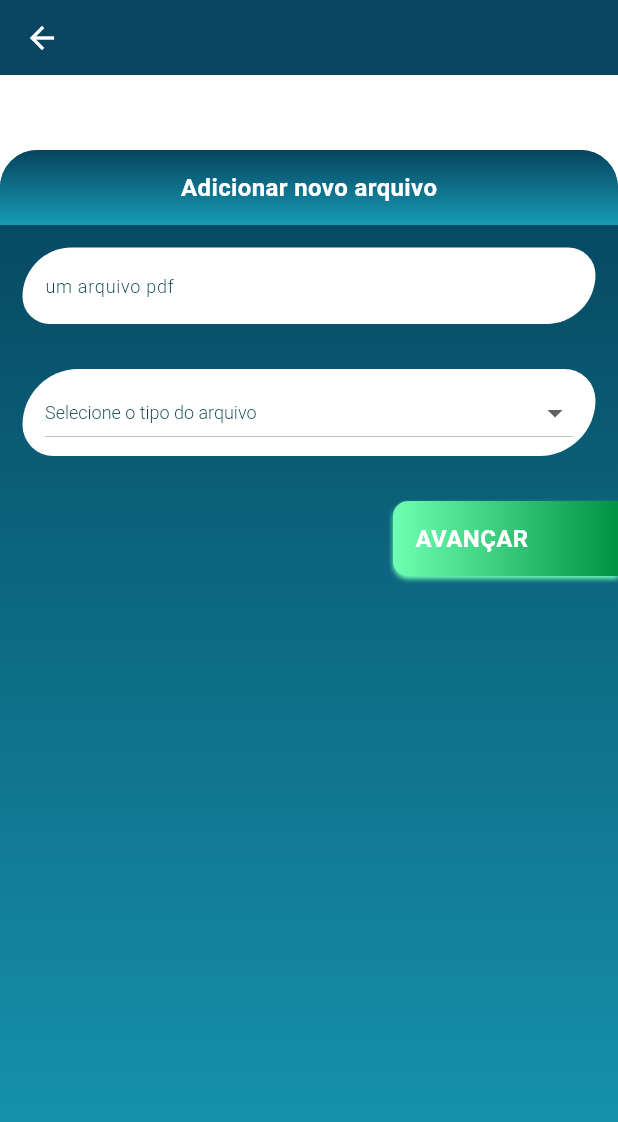
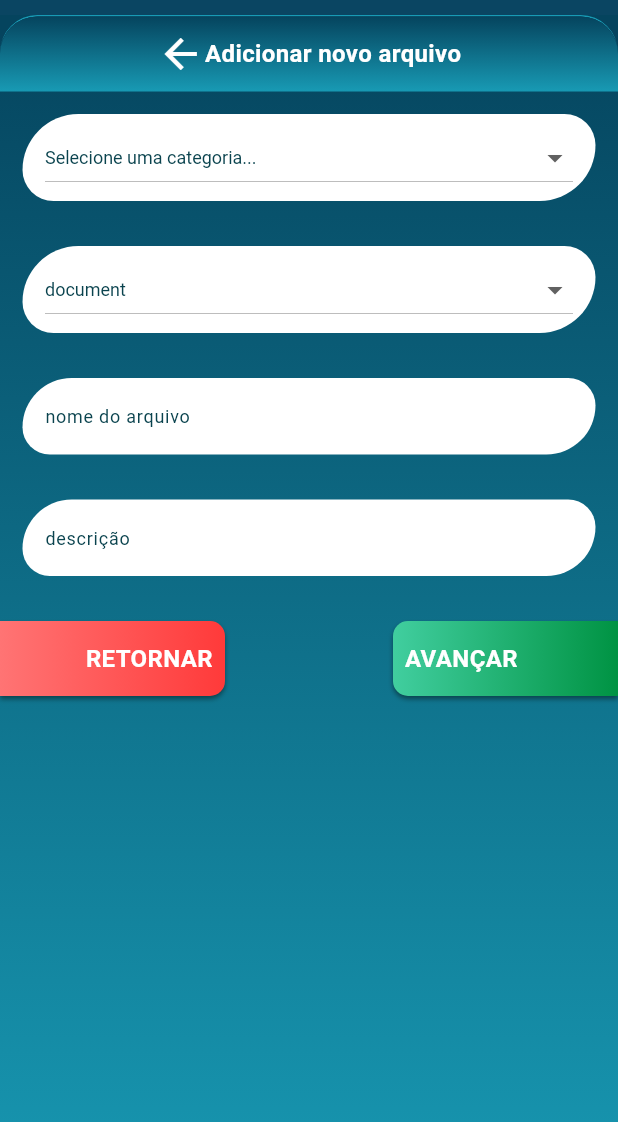
Before and after one commit to alexandrofuchs/autogen_registry_app, a Flutter app: the screen it shows after launch, after a tap on "Adicionar novo arquivo", on a phone screen of 412 x 824 dp. Shown: the top 1122 px of the screen. Run offline on Flutter 3.47's test engine with Material 3 defaults, Android fonts, the phone set to English and light mode, and no system bars; our stand-ins replace camera, equatable, flutter_animate, get_it, image_picker, permission_handler and 2 more.

Commit message:
new registry page: [text fields, select fields, actions]

```diff
--- a/lib/core/theme/app_colors.dart
+++ b/lib/core/theme/app_colors.dart
@@ -8,28 +8,8 @@ abstract class AppColors {
   static const Color secundaryColor = Color(0xffffffff);
 
   static const Color greenDark = Color(0xff009343);
-  static const Color greenLight = Color(0xff70FFB2);
+  static const Color greenLight = Color(0xff41ce9f);
 
   static const Color orangeDark = Color(0xffFF3A3A);
   static const Color orangeLight = Color(0xffFF7474);
 }
-
-abstract class AppGradients {
-  static const LinearGradient primaryColors = LinearGradient(
-    colors: [
-      Color(0xff05445E),
-      Color(0xff189AB4),
-    ],
-    begin: Alignment.topCenter,
-    end: Alignment.bottomCenter,
-  );
-
-  static const LinearGradient actionColors = LinearGradient(
-    colors: [
-      Color(0xff70FFB2),
-      Color(0xff009343),
-    ],
-    begin: Alignment.centerLeft,
-    end: Alignment.centerRight,
-  );
-}
--- /dev/null
+++ b/lib/core/theme/app_gradients.dart
@@ -0,0 +1,31 @@
+import 'package:flutter/material.dart';
+import 'package:plain_registry_app/core/theme/app_colors.dart';
+
+abstract class AppGradients {
+  static const LinearGradient primaryColors = LinearGradient(
+    colors: [
+      AppColors.primaryColor,
+      AppColors.primaryColorLight
+    ],
+    begin: Alignment.topCenter,
+    end: Alignment.bottomCenter,
+  );
+
+  static const LinearGradient positiveActionColors = LinearGradient(
+    colors: [
+      AppColors.greenLight,
+      AppColors.greenDark,
+    ],
+    begin: Alignment.centerLeft,
+    end: Alignment.centerRight,
+  );
+
+  static const LinearGradient negativeActionColors = LinearGradient(
+    colors: [
+      AppColors.orangeLight,
+      AppColors.orangeDark,
+    ],
+    begin: Alignment.centerLeft,
+    end: Alignment.centerRight,
+  );
+}
--- a/lib/core/theme/app_text_styles.dart
+++ b/lib/core/theme/app_text_styles.dart
@@ -4,7 +4,7 @@ import 'package:plain_registry_app/core/theme/app_colors.dart';
 abstract class AppTextStyles {
   static const TextStyle titleStyleLarge = TextStyle(color: AppColors.primaryColorDark, fontSize: 18, fontWeight: FontWeight.w500);
   static const TextStyle titleStyleMedium = TextStyle(color: AppColors.primaryColorDark, fontSize: 16, fontWeight: FontWeight.w400);
-  static const TextStyle titleStyleSmall = TextStyle(color: AppColors.primaryColorDark, fontSize: 14, fontWeight: FontWeight.w300);
+  static const TextStyle titleStyleSmall = TextStyle(color: AppColors.primaryColorDark, fontSize: 14, fontWeight: FontWeight.w400);
 
   static const TextStyle labelStyleLarge = TextStyle(color: AppColors.secundaryColor, fontSize: 16, fontWeight: FontWeight.w600);
   static const TextStyle labelStyleMedium = TextStyle(color: AppColors.secundaryColor, fontSize: 14, fontWeight: FontWeight.w500);
@@ -12,5 +12,5 @@ abstract class AppTextStyles {
 
   static const TextStyle bodyStyleLarge = TextStyle(color: AppColors.primaryColorDark, fontSize: 16, fontWeight: FontWeight.w500);
   static const TextStyle bodyStyleMedium = TextStyle(color: AppColors.primaryColorDark, fontSize: 14, fontWeight: FontWeight.w400);
-  static const TextStyle bodyStyleSmall = TextStyle(color: AppColors.primaryColorDark, fontSize: 12, fontWeight: FontWeight.w300);
+  static const TextStyle bodyStyleSmall = TextStyle(color: AppColors.primaryColorDark, fontSize: 12, fontWeight: FontWeight.w400);
 }
--- a/lib/core/widgets/appbar/appbar_widgets.dart
+++ b/lib/core/widgets/appbar/appbar_widgets.dart
@@ -1,5 +1,6 @@
 import 'package:flutter/material.dart';
 import 'package:plain_registry_app/core/theme/app_colors.dart';
+import 'package:plain_registry_app/core/theme/app_gradients.dart';
 import 'package:plain_registry_app/core/theme/app_text_styles.dart';
 
 mixin AppbarWidgets {
--- a/lib/core/widgets/common/common_widgets.dart
+++ b/lib/core/widgets/common/common_widgets.dart
@@ -1,5 +1,6 @@
 import 'package:flutter/material.dart';
 import 'package:plain_registry_app/core/theme/app_colors.dart';
+import 'package:plain_registry_app/core/theme/app_gradients.dart';
 import 'package:plain_registry_app/core/theme/app_text_styles.dart';
 
 mixin CommonWidgets {
@@ -151,8 +152,8 @@ mixin CommonWidgets {
         ),
       );
 
-  Widget actionButton(String label, Function() action, bool enable) => Align(
-        alignment: Alignment.centerRight,
+  Widget positiveActionButton(String label, Function() action, {bool enable = true}) => Align(
+        alignment: Alignment.center,
         child: GestureDetector(
           onTap: enable ? action : null,
           child: Container(
@@ -160,18 +161,20 @@ mixin CommonWidgets {
             decoration: const BoxDecoration(
               boxShadow: [
                 BoxShadow(
-                  color: AppColors.greenLight,
+                  color: AppColors.primaryColorDark,
                   offset: Offset(0, 2),
                   spreadRadius: 0,
                   blurRadius: 2,
                 )
               ],
-              gradient: AppGradients.actionColors,
+              gradient: AppGradients.positiveActionColors,
               borderRadius: BorderRadius.only(
+                topRight: Radius.circular(0),
+                bottomRight: Radius.circular(0),
                   topLeft: Radius.circular(10),
                   bottomLeft: Radius.circular(10)),
             ),
-            padding: const EdgeInsets.only(left: 15),
+            padding: const EdgeInsets.only(left: 8),
             width: 150,
             height: 50,
             child: Text(
@@ -185,6 +188,42 @@ mixin CommonWidgets {
           ),
         ),
       );
+
+   Widget negativeActionButton(String label, Function() action, {bool enable = true}) => Align(
+        alignment: Alignment.center,
+        child: GestureDetector(
+          onTap: enable ? action : null,
+          child: Container(
+            alignment: Alignment.centerRight,
+            decoration: const BoxDecoration(
+              boxShadow: [
+                BoxShadow(
+                  color: AppColors.primaryColorDark,
+                  offset: Offset(0, 2),
+                  spreadRadius: 0,
+                  blurRadius: 2,
+                )
+              ],
+              gradient: AppGradients.negativeActionColors,
+              borderRadius: BorderRadius.only(
+                topRight: Radius.circular(10),
+                bottomRight: Radius.circular(10),
+                  topLeft: Radius.circular(0),
+                  bottomLeft: Radius.circular(0)),
+            ),
+            padding: const EdgeInsets.only(right: 8),
+            width: 150,
+            height: 50,
+            child: Text(
+              label,
+              style: AppTextStyles.labelStyleLarge.copyWith(
+                  color: Colors.white),
+              textAlign: TextAlign.center,
+            ),
+          ),
+        ),
+      );
+
 
   Widget titleDot(String text) => SizedBox(
         height: 50,
--- a/lib/workflow/home/presenter/pages/media/media_home_page.dart
+++ b/lib/workflow/home/presenter/pages/media/media_home_page.dart
@@ -1,6 +1,7 @@
 import 'package:flutter/material.dart';
 import 'package:flutter_animate/flutter_animate.dart';
 import 'package:plain_registry_app/core/theme/app_colors.dart';
+import 'package:plain_registry_app/core/theme/app_gradients.dart';
 import 'package:plain_registry_app/core/theme/app_text_styles.dart';
 import 'package:plain_registry_app/core/widgets/appbar/appbar_widgets.dart';
 import 'package:plain_registry_app/workflow/home/domain/models/loaded_file.dart';
@@ -39,7 +40,6 @@ class _MediaHomeState extends State<MediaHomePage>
         itemType = RegistryType.video;
         break;
     }
-
   }
 
   Widget button(IconData icon, String label, Function() action) => Container(
--- a/lib/workflow/home/presenter/pages/new_registry_page.dart
+++ b/lib/workflow/home/presenter/pages/new_registry_page.dart
@@ -1,12 +1,14 @@
 import 'package:flutter/material.dart';
 import 'package:plain_registry_app/core/theme/app_colors.dart';
+import 'package:plain_registry_app/core/theme/app_gradients.dart';
 import 'package:plain_registry_app/core/theme/app_text_styles.dart';
 import 'package:plain_registry_app/core/widgets/appbar/appbar_widgets.dart';
 import 'package:plain_registry_app/core/widgets/common/common_widgets.dart';
 import 'package:plain_registry_app/workflow/home/domain/models/registry_model.dart';
 import 'package:plain_registry_app/workflow/home/presenter/pages/media/media_home_page.dart';
-import 'package:plain_registry_app/workflow/home/presenter/pages/widgets/new_registry_widget.dart';
+import 'package:plain_registry_app/workflow/home/presenter/providers/registries_provider.dart';
 import 'package:plain_registry_app/workflow/root/app_router.dart';
+import 'package:provider/provider.dart';
 
 class NewRegistryPage extends StatefulWidget {
   const NewRegistryPage({super.key});
@@ -16,25 +18,87 @@ class NewRegistryPage extends StatefulWidget {
 }
 
 class _NewRegistryPageState extends State<NewRegistryPage>
-    with CommonWidgets, AppbarWidgets, NewRegistryWidget {
-  final _options = [
-    'Selecione o tipo do arquivo',
-    'Um',
-    'Dois',
-    'Tres',
-  ];
+    with CommonWidgets, AppbarWidgets {
+  late final List<String> _fileTypeOptions;
+
+  late final List<String> _categories;
+
+  late final ValueNotifier<int> _selectedCategoryIndex;
+  late final ValueNotifier<int> _selectedFileTypeIndex;
+
+  late final TextEditingController _descriptionController;
+  late final TextEditingController _filenameController;
+  late final TextEditingController _categoryController;
 
   @override
   void initState() {
-    selectedFileType = ValueNotifier(0);
+    _selectedCategoryIndex = ValueNotifier(0);
+    _selectedFileTypeIndex = ValueNotifier(0);
+
+    _categories = [
+      'Selecione uma categoria...',
+      'Nova categoria',
+      ...context
+          .read<RegistriesProvider>()
+          .categories!
+          .map<String>((e) => e.name)
+    ];
+
+    _fileTypeOptions = RegistryType.values.map((e) => e.value).toList();
+
+    _categoryController = TextEditingController();
+    _filenameController = TextEditingController();
+    _descriptionController = TextEditingController();
+
     super.initState();
   }
 
   @override
   void dispose() {
-    selectedFileType.dispose();
+    _selectedFileTypeIndex.dispose();
+    _selectedCategoryIndex.dispose();
+    _descriptionController.dispose();
+    _categoryController.dispose();
+    _filenameController.dispose();
     super.dispose();
   }
+
+  void createFileAction() {
+    Navigator.push(
+        context,
+        AppRouter.createRoute(MediaHomePage(
+            model: RegistryModel(
+                filename: 'filename',
+                description: 'Um novo arquivo',
+                category: 'treinos',
+                dateTime: DateTime.now(),
+                type: RegistryType.image))));
+  }
+
+  Widget selectFields(
+          List<String> options, ValueNotifier<int> selectedFileType) =>
+      fieldContainer(
+          child: ValueListenableBuilder(
+              valueListenable: selectedFileType,
+              builder: (context, value, child) => DropdownButton<int>(
+                    padding: const EdgeInsets.only(
+                        left: 15, right: 15, top: 5, bottom: 05),
+                    elevation: 1,
+                    alignment: Alignment.centerRight,
+                    isExpanded: true,
+                    value: selectedFileType.value,
+                    style: AppTextStyles.bodyStyleSmall,
+                    items: options
+                        .map<DropdownMenuItem<int>>((e) => DropdownMenuItem(
+                              value: options.indexOf(e),
+                              child: Text(e),
+                            ))
+                        .toList(),
+                    onChanged: (value) {
+                      if (value == null) return;
+                      selectedFileType.value = value;
+                    },
+                  )));
 
   Widget addNewFileButtomHeader() => Container(
         decoration: const BoxDecoration(
@@ -45,23 +109,39 @@ class _NewRegistryPageState extends State<NewRegistryPage>
         ),
         height: 50,
         alignment: Alignment.center,
-        child: const Text(
-          'Adicionar novo arquivo',
-          style: AppTextStyles.labelStyleLarge,
+        child: const Row(
+          mainAxisAlignment: MainAxisAlignment.center,
+          children: [
+            Icon(Icons.arrow_back, color: AppColors.secundaryColor,),
+            Text(
+              'Adicionar novo arquivo',
+              style: AppTextStyles.labelStyleLarge,
+            ),
+          ],
         ),
       );
+
+  Widget categoryTextField() => ValueListenableBuilder(
+      valueListenable: _selectedCategoryIndex,
+      builder: (context, value, child) => value == 1
+          ? textField('nome da categoria', _categoryController)
+          : const SizedBox());
 
   @override
   Widget build(BuildContext context) {
     return Scaffold(
-      appBar: AppBar(),
+      appBar: AppBar(toolbarHeight: 10),
       resizeToAvoidBottomInset: true,
       persistentFooterAlignment: AlignmentDirectional.bottomCenter,
-      backgroundColor: Colors.transparent,
+      backgroundColor: AppColors.primaryColor,
       body: Container(
-        decoration: const BoxDecoration(),
+        decoration: BoxDecoration(
+          color: AppColors.primaryColor,
+          border: const Border(top: BorderSide(color: AppColors.primaryColorLight),
+          ),
+          borderRadius: BorderRadius.circular(25)
+        ),
         child: Container(
-          margin: const EdgeInsets.only(top: 50),
           decoration: const BoxDecoration(
               gradient: AppGradients.primaryColors,
               borderRadius: BorderRadius.only(
@@ -77,20 +157,20 @@ class _NewRegistryPageState extends State<NewRegistryPage>
                 child: ListView(
                   shrinkWrap: true,
                   children: [
-                    textField('um arquivo pdf', TextEditingController()),
-                    selectFields(_options, selectedFileType),
+                    selectFields(_categories, _selectedCategoryIndex),
+                    selectFields(_fileTypeOptions, _selectedFileTypeIndex),
+                    textField('nome do arquivo', _filenameController),
+                    textField('descrição', _descriptionController),
                     const SizedBox(height: 15),
-                    actionButton('AVANÇAR', () {
-                      Navigator.push(
-                          context,
-                          AppRouter.createRoute(MediaHomePage(
-                              model: RegistryModel(
-                                  filename: 'filename',
-                                  description: 'Um novo arquivo',
-                                  category: 'treinos',
-                                  dateTime: DateTime.now(),
-                                  type: RegistryType.image))));
-                    }, true)
+                    Row(
+                      mainAxisAlignment: MainAxisAlignment.spaceBetween,
+                      children: [
+                        negativeActionButton(
+                            'RETORNAR', () => Navigator.pop(context)),
+                        positiveActionButton(
+                            'AVANÇAR', createFileAction),
+                      ],
+                    )
                   ],
                 ),
               ),
--- a/lib/workflow/home/presenter/pages/widgets/new_registry_widget.dart
+++ /dev/null
@@ -1,79 +0,0 @@
-import 'package:flutter/material.dart';
-import 'package:plain_registry_app/core/theme/app_colors.dart';
-import 'package:plain_registry_app/core/theme/app_text_styles.dart';
-import 'package:plain_registry_app/core/widgets/common/common_widgets.dart';
-
-mixin NewRegistryWidget on CommonWidgets {
-
-  final _options = [
-    'Selecione o tipo do arquivo',
-    'Um',
-    'Dois',
-    'Tres',
-  ];
-
-  late ValueNotifier<int> selectedFileType;
-
-  Widget selectFields(
-          List<String> options, ValueNotifier<int> selectedFileType) =>
-      fieldContainer(
-          child: ValueListenableBuilder(
-              valueListenable: selectedFileType,
-              builder: (context, value, child) => DropdownButton<int>(
-                    padding: const EdgeInsets.only(
-                        left: 15, right: 15, top: 5, bottom: 05),
-                    elevation: 1,
-                    alignment: Alignment.centerRight,
-                    isExpanded: true,
-                    value: selectedFileType.value,
-                    style: AppTextStyles.bodyStyleSmall,
-                    items: options
-                        .map<DropdownMenuItem<int>>((e) => DropdownMenuItem(
-                              value: options.indexOf(e),
-                              child: Text(e),
-                            ))
-                        .toList(),
-                    onChanged: (value) {
-                      if (value == null) return;
-                      selectedFileType.value = value;
-                    },
-                  )));
-
-  Future<T?> openNewRegistry<T>(BuildContext context) async =>
-      await showAdaptiveDialog<T>(
-          context: context,
-          builder: (context) => Scaffold(
-                resizeToAvoidBottomInset: true,
-                persistentFooterAlignment: AlignmentDirectional.bottomCenter,
-                backgroundColor: Colors.transparent,
-                body: Container(
-                  margin: const EdgeInsets.only(top: 150),
-                  decoration: const BoxDecoration(
-                    gradient: AppGradients.primaryColors,
-                    borderRadius: BorderRadius.only(topLeft: Radius.circular(25), topRight: Radius.circular(25))
-                  ),
-                  child: Column(
-                    children: [
-                      GestureDetector(
-                          onTap: () {
-                            Navigator.of(context).pop();
-                          },
-                          child:  headerContainer('Novo arquivo: toque para fechar'),),
-                      Expanded(
-                        child: ListView(
-                          shrinkWrap: true,
-                          children: [
-
-                            textField(
-                                'um arquivo pdf', TextEditingController()),
-                            selectFields(_options, selectedFileType),
-                            const SizedBox(height: 15),
-                            actionButton('AVANÇAR', () {}, false)
-                          ],
-                        ),
-                      ),
-                    ],
-                  ),
-                ),
-              ));
-}
--- a/lib/workflow/home/presenter/registries_page.dart
+++ b/lib/workflow/home/presenter/registries_page.dart
@@ -2,6 +2,7 @@ import 'package:flutter/material.dart';
 import 'package:flutter_animate/flutter_animate.dart';
 import 'package:plain_registry_app/core/helpers/formatters/datetime_formatters.dart';
 import 'package:plain_registry_app/core/theme/app_colors.dart';
+import 'package:plain_registry_app/core/theme/app_gradients.dart';
 import 'package:plain_registry_app/core/theme/app_text_styles.dart';
 import 'package:plain_registry_app/core/widgets/appbar/appbar_widgets.dart';
 import 'package:plain_registry_app/core/widgets/searchbar/searchbar_widget.dart';
@@ -41,8 +42,10 @@ class _RegistriesPageState extends State<RegistriesPage>
 
   Widget footer() => GestureDetector(
         onTap: () {
-          Navigator.of(context)
-              .push(AppRouter.createRoute(const NewRegistryPage()));
+          Navigator.of(context).push(AppRouter.createRoute(
+              ChangeNotifierProvider<RegistriesProvider>.value(
+                  value: context.read<RegistriesProvider>(),
+                  child: const NewRegistryPage())));
         },
         child: headerContainer('Adicionar novo arquivo'),
       );
@@ -50,11 +53,7 @@ class _RegistriesPageState extends State<RegistriesPage>
   Widget openedCategoryWidget(
           RegistriesProvider provider, int? categoryIndex) =>
       categoryIndex != null
-          ? Container(
-              decoration:
-                  const BoxDecoration(gradient: AppGradients.primaryColors),
-              height: MediaQuery.of(context).size.height,
-              child: Stack(
+          ? Stack(
               alignment: Alignment.bottomCenter,
               children: [
                 Column(children: [
@@ -88,8 +87,7 @@ class _RegistriesPageState extends State<RegistriesPage>
                           topRight: Radius.circular(25))),
                   child: ListView.builder(
                     shrinkWrap: true,
-                      itemCount:
-                          provider.categories![categoryIndex].items.length,
+                    itemCount: provider.categories![categoryIndex].items.length,
                     physics: const NeverScrollableScrollPhysics(),
                     itemBuilder: (context, index) => item(
                             fileIcons[index],
@@ -104,7 +102,6 @@ class _RegistriesPageState extends State<RegistriesPage>
                   ),
                 ),
               ],
-              ),
             )
           : const SizedBox();
 
@@ -141,10 +138,20 @@ class _RegistriesPageState extends State<RegistriesPage>
       );
 
   Widget _categoriesList(RegistriesProvider provider) => Container(
+        margin: const EdgeInsets.only(top: 160),
+        alignment: Alignment.topCenter,
         decoration: BoxDecoration(
-            color: AppColors.backgroundColor,
+            boxShadow: const [
+              BoxShadow(
+                blurRadius: 10,
+                spreadRadius: 0,
+                blurStyle: BlurStyle.outer,
+                offset: Offset(0, -1),
+                color: Colors.white,
+              )
+            ],
+            color: AppColors.secundaryColor,
             borderRadius: BorderRadius.circular(25)),
-        margin: const EdgeInsets.all(5),
         padding: const EdgeInsets.all(15),
         child: ListView.builder(
           shrinkWrap: true,
@@ -158,16 +165,13 @@ class _RegistriesPageState extends State<RegistriesPage>
   Widget build(BuildContext context) {
     return Scaffold(
       appBar: AppBar(
-        toolbarHeight: 10,
-        backgroundColor: AppColors.primaryColorDark,
+        toolbarHeight: 0,
+        backgroundColor: AppColors.primaryColor,
       ),
       persistentFooterAlignment: AlignmentDirectional.bottomCenter,
       floatingActionButtonLocation: FloatingActionButtonLocation.centerDocked,
       floatingActionButton: footer(),
-      backgroundColor: AppColors.primaryColorLight,
-      body: Column(
-        children: [
-          Consumer<RegistriesProvider>(
+      body: Consumer<RegistriesProvider>(
         builder: (context, provider, child) => switch (provider.status) {
           RegistriesProviderStatus.loading => const Center(
               child: CircularProgressIndicator(),
@@ -175,10 +179,13 @@ class _RegistriesPageState extends State<RegistriesPage>
           RegistriesProviderStatus.failed => Center(
               child: Text(provider.errorMessage!),
             ),
-              RegistriesProviderStatus.loaded => Expanded(
+          RegistriesProviderStatus.loaded => Container(
+              decoration:
+                  const BoxDecoration(gradient: AppGradients.primaryColors),
               child: ValueListenableBuilder(
                   valueListenable: focusedCategoryIndex,
-                      builder: (context, value, child) => AnimatedCrossFade(
+                  builder: (context, value, child) => Center(
+                        child: AnimatedCrossFade(
                             alignment: Alignment.topCenter,
                             firstChild: _categoriesList(provider),
                             secondChild: openedCategoryWidget(
@@ -186,11 +193,9 @@ class _RegistriesPageState extends State<RegistriesPage>
                             crossFadeState: focusedCategoryIndex.value != null
                                 ? CrossFadeState.showSecond
                                 : CrossFadeState.showFirst,
-                          duration: const Duration(milliseconds: 500))),
-                )
+                            duration: const Duration(milliseconds: 500)),
+                      )))
         },
-          ),
-        ],
       ),
     );
   }
```
Lines whose indentation alone changed are shown as unchanged.
